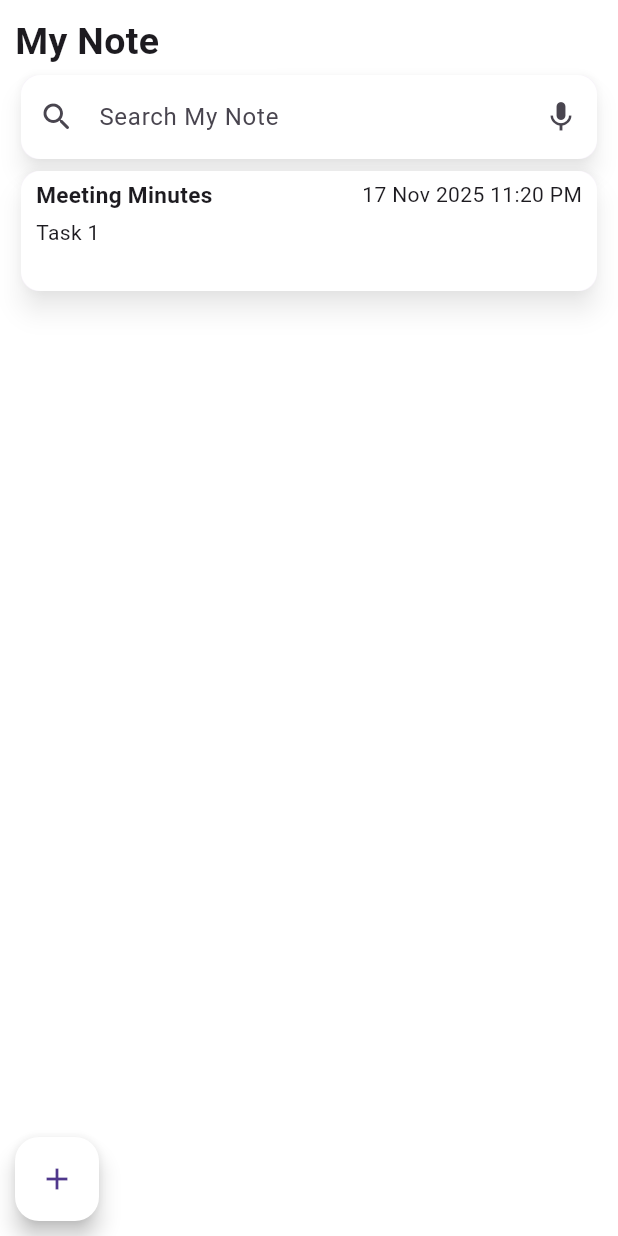
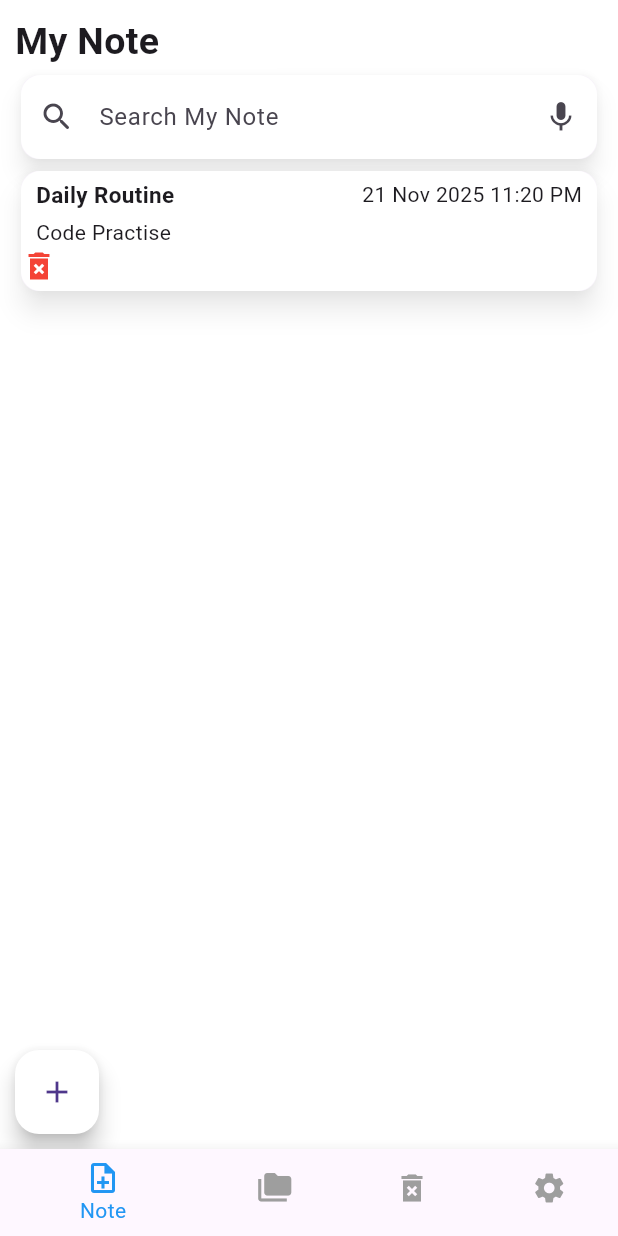
Before and after one commit to Radhesh-Roy/Note-App, a Flutter app: the screen it shows after launch, on a phone screen of 412 x 824 dp. Run offline on Flutter 3.47's test engine with Material 3 defaults, Android fonts, the phone set to English and light mode, and no system bars.

Commit message:
delete abd Restore

```diff
--- a/lib/database/notes.dart
+++ b/lib/database/notes.dart
@@ -1,7 +1,6 @@
 class NotesData {
   static List<Map<String, dynamic>> list = [
-    {"id": 1, "title": "Meeting Minutes", "details": "Task 1", "created_at": "17 Nov 2025 11:20 PM"},
-  ];  static List<Map<String, dynamic>> trashList = [
-  ];
+    {"id": 1, "title": "Daily Routine", "details": "Code Practise", "created_at": "21 Nov 2025 11:20 PM"},
+  ];  static List<Map<String, dynamic>> trashList = [];
 
 }
--- a/lib/main.dart
+++ b/lib/main.dart
@@ -13,7 +13,7 @@
   Widget build(BuildContext context) {
     return MaterialApp(
       debugShowCheckedModeBanner: false,
-      home: Notes(),
+      home: Splashscreen(),
     );
   }
 }
--- a/lib/view/note/notes.dart
+++ b/lib/view/note/notes.dart
@@ -1,3 +1,5 @@
+import 'dart:math';
+
 import 'package:flutter/material.dart';
 import 'package:mynote/database/notes.dart';
 import 'package:mynote/view/note/widget/NoteCard.dart';
@@ -30,8 +32,14 @@
               child: ListView.builder(
 
                 itemCount: NotesData.list.length,
-                itemBuilder: (context, i) {
-                  return NoteCard(i: 0);
+                itemBuilder: (context, index) {
+                  return NoteCard(i: index, ontap: () {
+                    NotesData.trashList.add(NotesData.list[index]);
+                    NotesData.list.removeAt(index);
+                    setState(() {
+
+                    });
+                  },);
                 },
               ),
             ),
--- a/lib/view/note/widget/NoteCard.dart
+++ b/lib/view/note/widget/NoteCard.dart
@@ -6,9 +6,10 @@
 
 class NoteCard extends StatelessWidget {
   const NoteCard({
-    super.key, required this.i,
+    super.key, required this.i, required this.ontap,
   });
   final int i;
+  final VoidCallback ontap;
 
   @override
   Widget build(BuildContext context) {
@@ -48,9 +49,19 @@
                   padding: EdgeInsetsGeometry.symmetric(
                     horizontal: 10,
                   ),
-                  child: Text("${NotesData.list[i]['details']}")
+                  child: Row(
+                    mainAxisAlignment: MainAxisAlignment.spaceBetween,
+                    children: [
+                      Text("${NotesData.list[i]['details']}"),
+                    ],
+                  )
 
               ),
+              InkWell(
+                onTap: ontap,
+                child: Icon(Icons.delete_forever_sharp, color: Colors.red,),
+              ),
+
 
             ],
           ),
--- a/lib/view/noteadd/noteadd.dart
+++ b/lib/view/noteadd/noteadd.dart
@@ -20,7 +20,9 @@
   Widget build(BuildContext context) {
     return Scaffold(
       backgroundColor: Colors.white,
-      appBar: AppBar(title: Text("Add Notes")),
+      appBar: AppBar(
+          centerTitle: true,
+          title: Text("Add Notes")),
       body: Padding(
         padding: const EdgeInsets.all(2.0),
         child: SingleChildScrollView(
```
Also changed, not shown: lib/view/trash/trash.dart (+58 -2 lines).
